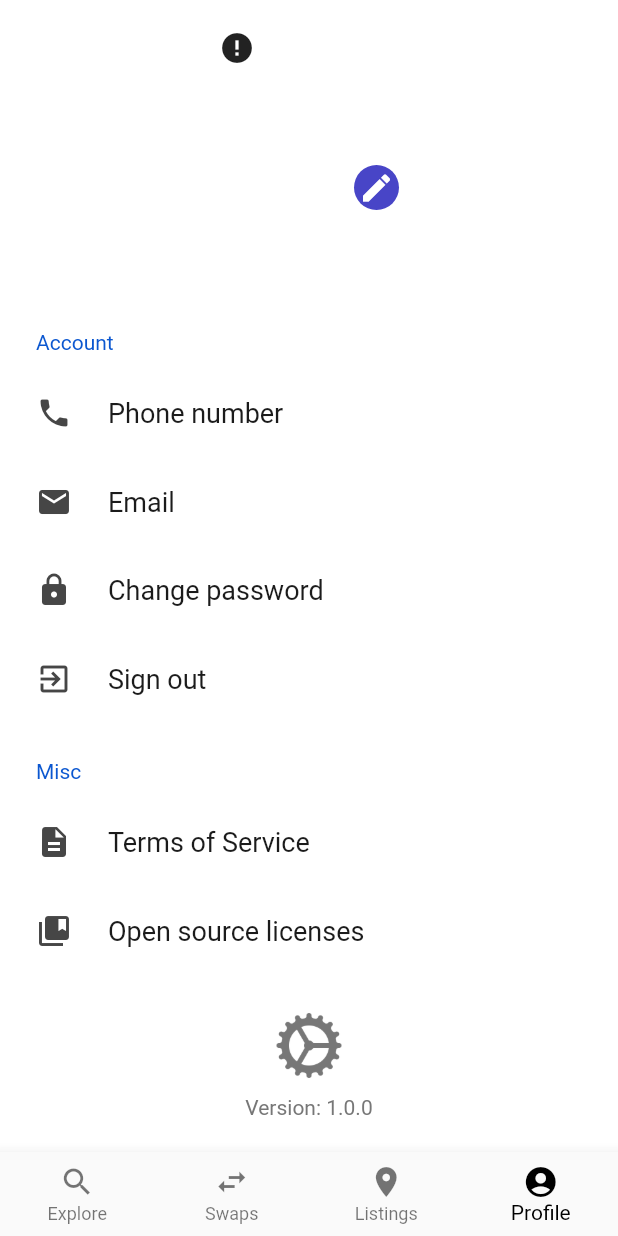
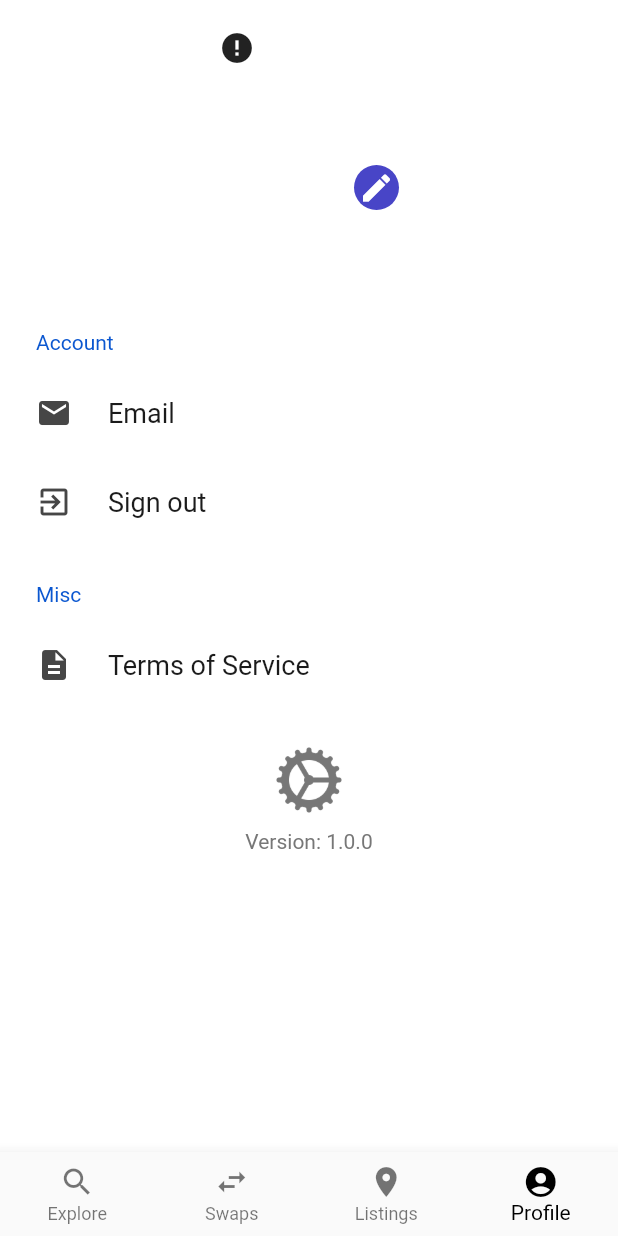
Before and after one commit to iwas-iwas/homeswap, a Flutter app: the screen it shows once a user with an empty profile is signed in, item 4 of the bottom bar chosen, on a phone screen of 412 x 824 dp. Run offline on Flutter 3.47's test engine with Material 2 defaults, Android fonts, the light colour scheme and no system bars; drawn by our look-alikes of cached_network_image, settings_ui; our stand-ins replace auto_size_text, cloud_firestore, device_preview, firebase_auth, firebase_core, firebase_messaging and 4 more; missing offline and left inert: flutter_google_places, geocoder, google_maps_webservice; accounts and stored records are empty; network calls fail.

Commit message:
change kprimarycolor

```diff
--- a/lib/constants.dart
+++ b/lib/constants.dart
@@ -11,5 +11,5 @@ final FirebaseStorage _storage = FirebaseStorage.instance;
 final storageRef = _storage.ref();
 final DateFormat timeFormat = DateFormat('E, h:mm a');
 
-const kPrimaryColor = Color(0xFF3532a7);
+const kPrimaryColor = Color(0xFF4845c7);
 const kPrimaryLightColor = Color(0xFFe2e2f6);
--- a/lib/screens/settings_screen.dart
+++ b/lib/screens/settings_screen.dart
@@ -203,11 +203,9 @@ class _SettingsScreenState extends State<SettingsScreen> {
                   SettingsSection(
                     title: 'Account',
                     tiles: [
-                      SettingsTile(
-                          title: 'Phone number', leading: Icon(Icons.phone)),
                       SettingsTile(title: 'Email', leading: Icon(Icons.email)),
-                      SettingsTile(
-                          title: 'Change password', leading: Icon(Icons.lock)),
+                      // SettingsTile(
+                      //     title: 'Change password', leading: Icon(Icons.lock)),
                       SettingsTile(
                         title: 'Sign out',
                         leading: Icon(Icons.exit_to_app),
@@ -228,9 +226,9 @@ class _SettingsScreenState extends State<SettingsScreen> {
                       SettingsTile(
                           title: 'Terms of Service',
                           leading: Icon(Icons.description)),
-                      SettingsTile(
-                          title: 'Open source licenses',
-                          leading: Icon(Icons.collections_bookmark)),
+                      // SettingsTile(
+                      //     title: 'Open source licenses',
+                      //     leading: Icon(Icons.collections_bookmark)),
                     ],
                   ),
                   CustomSection(
```
Also changed, not shown: 27 other files.
